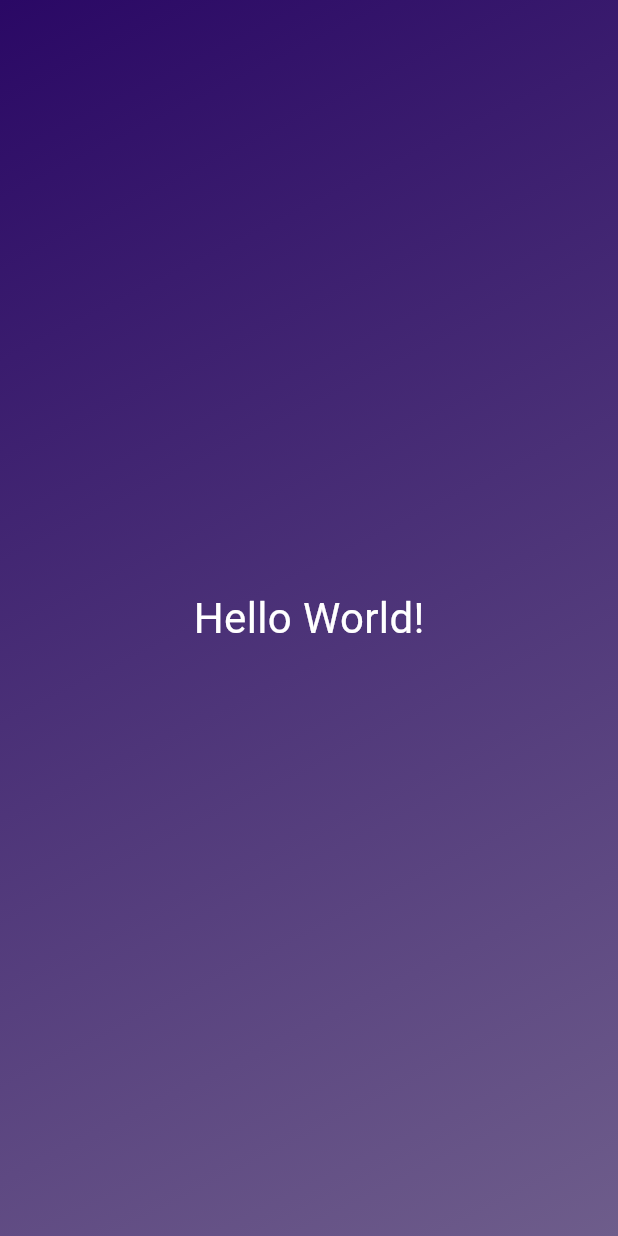
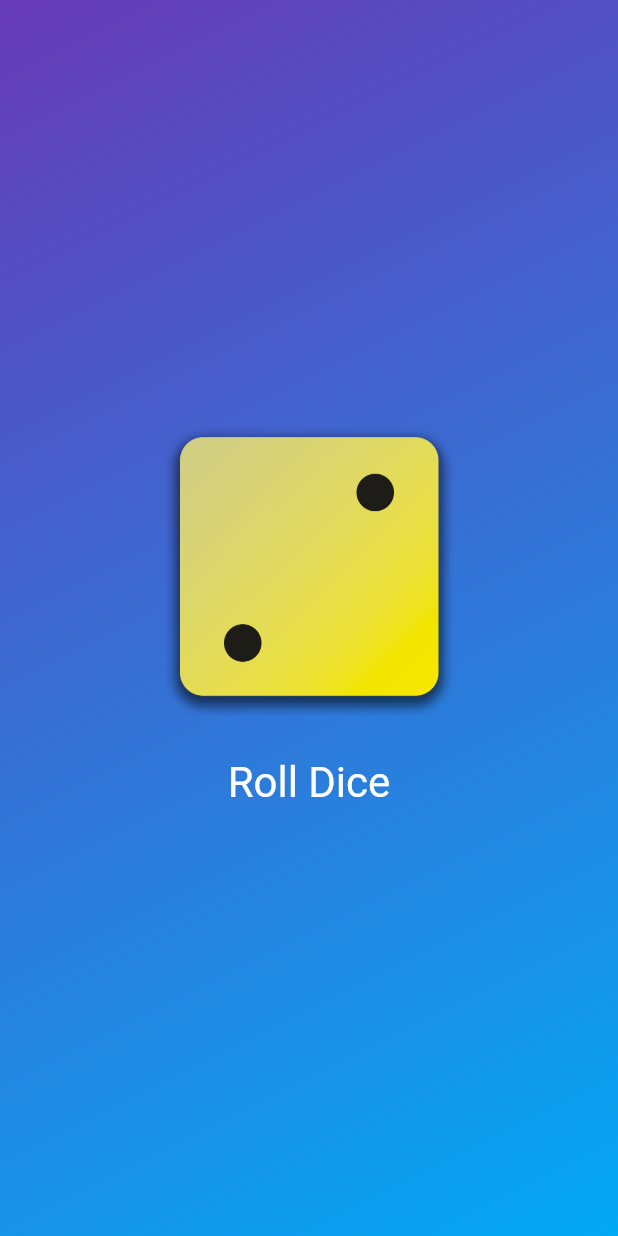
Before and after one commit to anaverso/first_app_flutter, a Flutter app: the screen it shows after launch, on a phone screen of 412 x 824 dp. Run offline on Flutter 3.47's test engine with Material 3 defaults, Android fonts, the phone set to English and light mode, and no system bars.

Commit message:
final commit

```diff
--- /dev/null
+++ b/lib/dice_roller.dart
@@ -0,0 +1,43 @@
+import 'dart:math';
+import 'package:flutter/material.dart';
+
+final randomizer = Random();
+
+class DiceRoller extends StatefulWidget {
+  const DiceRoller({super.key});
+
+  @override
+  State<DiceRoller> createState() {
+    return _DiceRollerState();
+  }
+}
+
+class _DiceRollerState extends State<DiceRoller> {
+  var currentDiceRoll = 2;
+
+  void rollDice() {
+    setState(() {
+      currentDiceRoll = randomizer.nextInt(6) + 1; // 0 <> 5
+    });
+  }
+
+  @override
+  Widget build(BuildContext context) {
+    return Column(
+      mainAxisSize: MainAxisSize.min,
+      children: [
+        Image.asset('assets/dice-$currentDiceRoll.png', width: 200),
+        const SizedBox(height: 20),
+        TextButton(
+          onPressed: rollDice,
+          style: TextButton.styleFrom(
+            //padding: EdgeInsets.only(top: 20),
+            foregroundColor: Colors.white,
+            textStyle: const TextStyle(fontSize: 28),
+          ),
+          child: const Text('Roll Dice'),
+        ),
+      ],
+    );
+  }
+}
--- /dev/null
+++ b/lib/gradient_container.dart
@@ -0,0 +1,25 @@
+import 'package:first_app/dice_roller.dart';
+import 'package:flutter/material.dart';
+
+const startAlignment = Alignment.topLeft;
+const endAlignment = Alignment.bottomRight;
+
+class GradientContainer extends StatelessWidget {
+  const GradientContainer({super.key, required this.colors});
+
+  final List<Color> colors;
+
+  @override
+  Widget build(context) {
+    return Container(
+      decoration: BoxDecoration(
+        gradient: LinearGradient(
+          colors: colors,
+          begin: startAlignment,
+          end: endAlignment,
+        ),
+      ),
+      child: Center(child: DiceRoller()),
+    );
+  }
+}
```
Also changed, not shown: lib/main.dart (+3 -22 lines), lib/styled_text.dart (added, +12 -0 lines), pubspec.yaml (+7 -3 lines), assets/dice-1.png (added), assets/dice-2.png (added), assets/dice-3.png (added), assets/dice-4.png (added), assets/dice-5.png (added), assets/dice-6.png (added).
